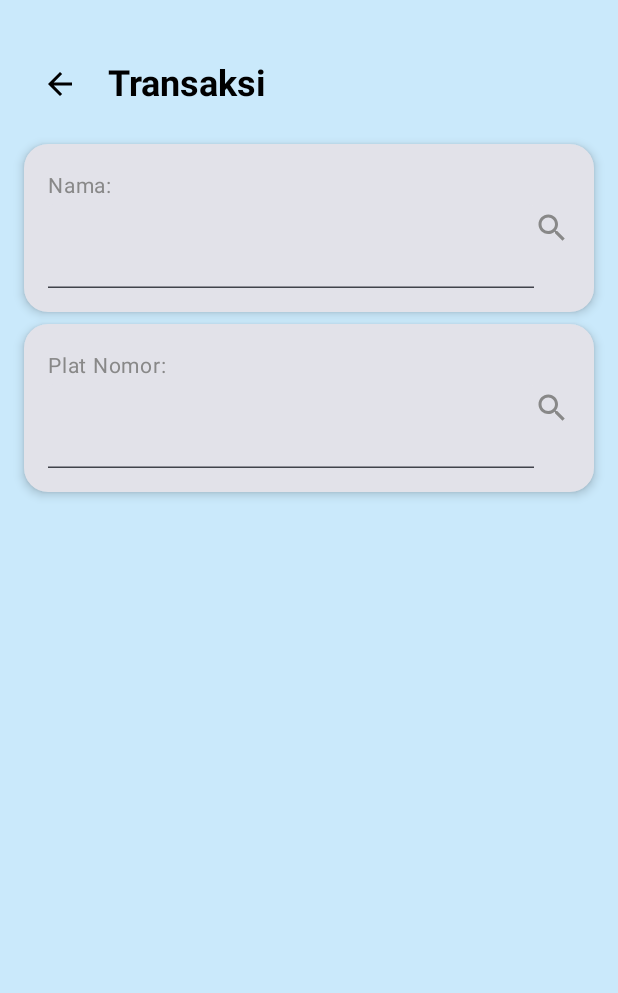
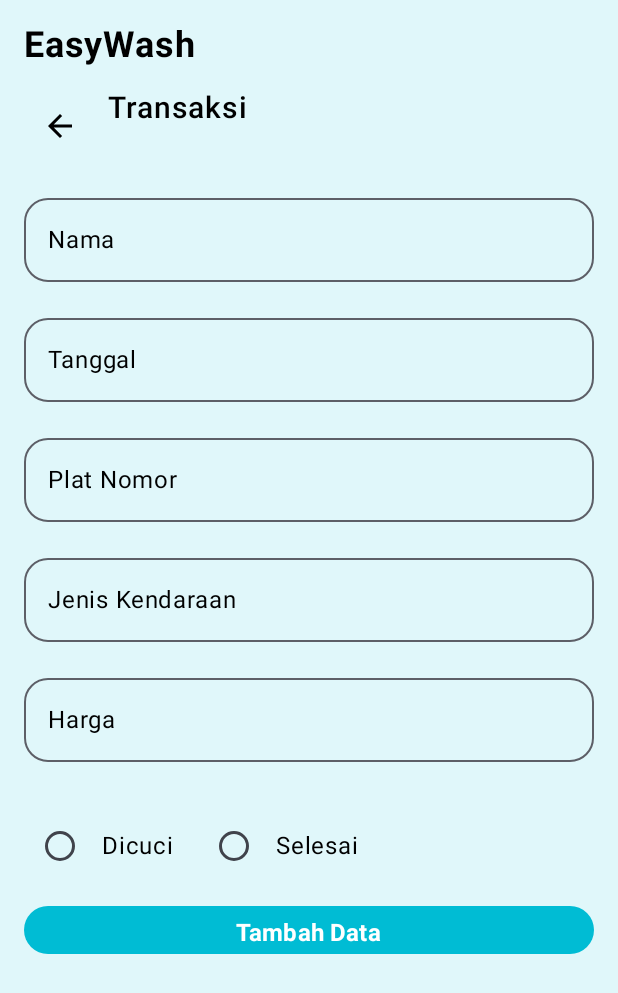
Before and after one commit to luckystar28/easywash, an Android app built with Jetpack Compose: the AddDataScreen screen opened through its navigation route, on a phone screen of 412 x 824 dp. Shown: the top 993 px of the screen. Run offline under Robolectric (Android 15) with nearby library versions, the phone set to English and light mode, and no system bars; our stand-ins replace Firebase (no records; nobody signed in at launch, a user with empty details on screens opened directly).

Commit message:
Fix Aplikasi pada Laporan, Tambah Transaksi.

```diff
--- a/app/src/main/java/org/d3if3067/easywashfix/navigation/NavGraph.kt
+++ b/app/src/main/java/org/d3if3067/easywashfix/navigation/NavGraph.kt
@@ -1,6 +1,5 @@
 package org.d3if3067.easywashfix.navigation
 
-import ReportScreen
 import androidx.compose.runtime.Composable
 import androidx.navigation.NavHostController
 import androidx.navigation.compose.NavHost
@@ -29,7 +28,7 @@ fun SetupNavGraph(
             DashboardScreen(navController, viewModel)
         }
         composable(route = Screen.TambahData.route) {
-            AddDataScreen(navController, viewModel, auth)
+            AddDataScreen(navController = navController, viewModel = viewModel, auth = auth)
         }
         composable(route = Screen.DaftarHarga.route) {
             VehiclePriceListScreen(navController)
@@ -50,7 +49,7 @@ fun SetupNavGraph(
             LihatKendaraanScreen(navController = navController, viewModel = viewModel, auth = auth)
         }
         composable(route = Screen.Laporan.route){
-            ReportScreen(navController = navController)
+            ReportScreen(auth = auth, navController = navController, viewModel = viewModel)
         }
         composable(route = Screen.DataCustomer.route) {
             CustomersScreen(navController = navController, viewModel = viewModel, auth = auth)
--- a/app/src/main/java/org/d3if3067/easywashfix/ui/theme/screen/LoginScreen.kt
+++ b/app/src/main/java/org/d3if3067/easywashfix/ui/theme/screen/LoginScreen.kt
@@ -90,7 +90,7 @@ fun EasyWashLoginScreen(navController: NavHostController, viewModel: MainViewMod
         TextField(
             value = email.value,
             onValueChange = { newValue -> email.value = newValue },
-            label = { Text("Enter your Email") },
+            label = { Text("Masukan Email Anda") },
             leadingIcon = { Icon(Icons.Filled.Email, contentDescription = "Email") },
             keyboardOptions = KeyboardOptions(imeAction = ImeAction.Next),
             keyboardActions = KeyboardActions(onNext = { keyboardController?.hide() }),
@@ -101,7 +101,7 @@ fun EasyWashLoginScreen(navController: NavHostController, viewModel: MainViewMod
         TextField(
             value = password.value,
             onValueChange = { newValue -> password.value = newValue },
-            label = { Text("Enter password") },
+            label = { Text("Masukan Password") },
             leadingIcon = { Icon(Icons.Filled.Lock, contentDescription = "Password") },
             visualTransformation = PasswordVisualTransformation(),
             keyboardOptions = KeyboardOptions(imeAction = ImeAction.Done),
@@ -141,7 +141,7 @@ fun EasyWashLoginScreen(navController: NavHostController, viewModel: MainViewMod
                 textAlign = TextAlign.Center
             )
             ClickableText(
-                text = AnnotatedString("Register"),
+                text = AnnotatedString("Daftar"),
                 onClick = { navController.navigate(Screen.Register.route) }, // Navigate to register screen
                 style = MaterialTheme.typography.bodySmall.copy(color = Color.Black)
             )
--- a/app/src/main/java/org/d3if3067/easywashfix/ui/theme/screen/TambahData.kt
+++ b/app/src/main/java/org/d3if3067/easywashfix/ui/theme/screen/TambahData.kt
@@ -1,20 +1,19 @@
 package org.d3if3067.easywashfix.ui.theme.screen
 
+import android.content.Context
+import android.util.Log
 import androidx.compose.foundation.background
 import androidx.compose.foundation.layout.*
 import androidx.compose.foundation.shape.RoundedCornerShape
 import androidx.compose.material.icons.Icons
 import androidx.compose.material.icons.filled.ArrowBack
-import androidx.compose.material.icons.filled.Call
-import androidx.compose.material.icons.filled.Search
 import androidx.compose.material3.*
 import androidx.compose.runtime.*
 import androidx.compose.ui.Alignment
 import androidx.compose.ui.Modifier
 import androidx.compose.ui.graphics.Color
-import androidx.compose.ui.graphics.painter.Painter
-import androidx.compose.ui.graphics.vector.ImageVector
-import androidx.compose.ui.res.painterResource
+import androidx.compose.ui.platform.LocalContext
+import androidx.compose.ui.text.TextStyle
 import androidx.compose.ui.text.font.FontWeight
 import androidx.compose.ui.tooling.preview.Preview
 import androidx.compose.ui.unit.dp
@@ -23,55 +22,41 @@ import androidx.navigation.NavHostController
 import androidx.navigation.compose.rememberNavController
 import com.google.firebase.auth.FirebaseAuth
 import com.google.firebase.firestore.FirebaseFirestore
-import kotlin.math.roundToInt
-import android.util.Log
-import androidx.compose.ui.text.TextStyle
-import org.d3if3067.easywashfix.model.Kendaraan
+import org.d3if3067.easywashfix.model.Transaksi
+
+import org.d3if3067.easywashfix.navigation.Screen
+import java.util.UUID
 
 @Composable
-fun AddDataScreen(navController: NavHostController, viewModel: MainViewModel, auth: FirebaseAuth) {
-    val searchResults = remember { mutableStateListOf<String>() }
-    val namaValue = remember { mutableStateOf("") }
-    val platNomorValue = remember { mutableStateOf("") }
+fun AddDataScreen(
+    modifier: Modifier = Modifier,
+    auth: FirebaseAuth,
+    navController: NavHostController,
+    viewModel: MainViewModel
+) {
+    val context = LocalContext.current
+    var nama by remember { mutableStateOf("") }
+    var platNomor by remember { mutableStateOf("") }
+    var jenisKendaraan by remember { mutableStateOf("") }
+    var tanggal by remember { mutableStateOf("") }
+    var harga by remember { mutableStateOf("") }
+    var selectedStatus by remember { mutableStateOf("") }
 
-    fun performSearch(query: String, field: String) {
-        val userId = auth.currentUser?.uid
-        val db = FirebaseFirestore.getInstance()
-
-        searchResults.clear()
-
-        if (userId != null) {
-            db.collection("users").document(userId).collection("kendaraan")
-                .whereEqualTo(field, query)
-                .get()
-                .addOnSuccessListener { result ->
-                    result.documents.forEach { document ->
-                        val kendaraan = document.toObject(Kendaraan::class.java)
-                        searchResults.add(kendaraan?.nama ?: "")
-                    }
-                }
-                .addOnFailureListener { e ->
-                    Log.e("FirestoreError", e.message, e)
-                }
-        }
-    }
-
-    Box(
+    Column(
         modifier = Modifier
             .fillMaxSize()
-            .background(Color(0xFFCAE9FB))
+            .background(Color(0xFFE0F7FA))
             .padding(16.dp)
     ) {
-        Column(
-            modifier = Modifier.fillMaxSize(),
-            horizontalAlignment = Alignment.CenterHorizontally
-        ) {
-            Spacer(modifier = Modifier.height(16.dp))
+        Text(
+            text = "EasyWash",
+            fontSize = 24.sp,
+            fontWeight = FontWeight.Bold,
+            color = Color.Black,
+            modifier = Modifier.padding(bottom = 16.dp)
+        )
 
-            Row(
-                verticalAlignment = Alignment.CenterVertically,
-                modifier = Modifier.fillMaxWidth()
-            ) {
+        Row {
             IconButton(onClick = { navController.popBackStack() }) {
                 Icon(
                     imageVector = Icons.Default.ArrowBack,
@@ -80,73 +65,183 @@ fun AddDataScreen(navController: NavHostController, viewModel: MainViewModel, au
                 )
             }
 
-                Spacer(modifier = Modifier.width(8.dp))
-
             Text(
                 text = "Transaksi",
-                    style = MaterialTheme.typography.headlineSmall.copy(fontWeight = FontWeight.Bold),
-                    color = Color.Black
+                fontSize = 20.sp,
+                fontWeight = FontWeight.Medium,
+                color = Color.Black,
+                modifier = Modifier.padding(start = 8.dp)
             )
         }
 
         Spacer(modifier = Modifier.height(16.dp))
 
-            // Input Fields with search functionality
-            InputField(label = "Nama:", value = namaValue.value, onValueChange = { namaValue.value = it }) {
-                performSearch(it, "nama")
-            }
-            Spacer(modifier = Modifier.height(8.dp))
-            InputField(label = "Plat Nomor:", value = platNomorValue.value, onValueChange = { platNomorValue.value = it }) {
-                performSearch(it, "platNomor")
-            }
+        OutlinedTextField(
+            value = nama,
+            onValueChange = { nama = it },
+            label = { Text("Nama", color = Color.Black) },
+            modifier = Modifier
+                .fillMaxWidth()
+                .padding(bottom = 16.dp),
+            shape = RoundedCornerShape(16.dp),
+            textStyle = TextStyle(color = Color.Black)
+        )
+        OutlinedTextField(
+            value = tanggal,
+            onValueChange = { tanggal = it },
+            label = { Text("Tanggal", color = Color.Black) },
+            modifier = Modifier
+                .fillMaxWidth()
+                .padding(bottom = 16.dp),
+            shape = RoundedCornerShape(16.dp),
+            textStyle = TextStyle(color = Color.Black)
+        )
+
+        OutlinedTextField(
+            value = platNomor,
+            onValueChange = { platNomor = it },
+            label = { Text("Plat Nomor", color = Color.Black) },
+            modifier = Modifier
+                .fillMaxWidth()
+                .padding(bottom = 16.dp),
+            shape = RoundedCornerShape(16.dp),
+            textStyle = TextStyle(color = Color.Black)
+        )
+
+        OutlinedTextField(
+            value = jenisKendaraan,
+            onValueChange = { jenisKendaraan = it },
+            label = { Text("Jenis Kendaraan", color = Color.Black) },
+            modifier = Modifier
+                .fillMaxWidth()
+                .padding(bottom = 16.dp),
+            shape = RoundedCornerShape(16.dp),
+            textStyle = TextStyle(color = Color.Black)
+        )
+
+        OutlinedTextField(
+            value = harga,
+            onValueChange = { harga = it },
+            label = { Text("Harga", color = Color.Black) },
+            modifier = Modifier
+                .fillMaxWidth()
+                .padding(bottom = 16.dp),
+            shape = RoundedCornerShape(16.dp),
+            textStyle = TextStyle(color = Color.Black)
+        )
 
         Spacer(modifier = Modifier.height(16.dp))
 
-            // Rest of your UI code...
+        // Radio button for status
+        Row(
+            verticalAlignment = Alignment.CenterVertically,
+            modifier = Modifier.padding(bottom = 16.dp)
+        ) {
+            RadioButton(
+                selected = selectedStatus == "Dicuci",
+                onClick = { selectedStatus = "Dicuci" },
+                colors = RadioButtonDefaults.colors(selectedColor = Color.Black)
+            )
+            Text(
+                text = "Dicuci",
+                color = Color.Black,
+                modifier = Modifier.padding(start = 4.dp)
+            )
+            Spacer(modifier = Modifier.width(16.dp))
+            RadioButton(
+                selected = selectedStatus == "Selesai",
+                onClick = { selectedStatus = "Selesai" },
+                colors = RadioButtonDefaults.colors(selectedColor = Color.Black)
+            )
+            Text(
+                text = "Selesai",
+                color = Color.Black,
+                modifier = Modifier.padding(start = 4.dp)
+            )
+        }
+
+        Button(
+            onClick = {
+                saveLaporan(
+                    auth = auth,
+                    nama = nama,
+                    platNomor = platNomor,
+                    jenisKendaraan = jenisKendaraan,
+                    tanggal = tanggal,
+                    harga = harga.toIntOrNull() ?: 0, // Convert to Int
+                    status = selectedStatus,
+                    context = context
+                ) { success, errorMessage ->
+                    if (success) {
+                        navController.navigate(Screen.Dashboard.route)
+                    } else {
+                        errorMessage?.let { Log.e("FirestoreError", it) }
                     }
                 }
-}
-
-@Composable
-fun InputField(label: String, value: String, onValueChange: (String) -> Unit, onSearch: (String) -> Unit) {
-    Card(
-        shape = RoundedCornerShape(16.dp),
+            },
+            shape = androidx.compose.foundation.shape.CircleShape,
+            colors = ButtonDefaults.buttonColors(Color(0xFF00BCD4)),
             modifier = Modifier
-            .fillMaxWidth(),
-        elevation = CardDefaults.cardElevation(4.dp)
+                .fillMaxWidth()
+                .height(48.dp)
+                .padding(bottom = 16.dp)
         ) {
-        Row(
-            verticalAlignment = Alignment.CenterVertically,
-            modifier = Modifier.padding(16.dp)
-        ) {
-            Column(modifier = Modifier.weight(1f)) {
-                Text(text = label, fontSize = 14.sp, color = Color.Gray)
-                TextField(
-                    value = value,
-                    onValueChange = { onValueChange(it) },
-                    modifier = Modifier.fillMaxWidth(),
-                    textStyle = TextStyle(fontSize = 16.sp, fontWeight = FontWeight.Bold, color = Color.Black)
-                )
-            }
-            IconButton(
-                onClick = { onSearch(value) },
-                modifier = Modifier.size(24.dp)
-            ) {
-                Icon(
-                    imageVector = Icons.Default.Search,
-                    contentDescription = null,
-                    tint = Color.Gray
+            Text(
+                text = "Tambah Data",
+                color = Color.White,
+                fontWeight = FontWeight.Bold,
+                fontSize = 16.sp
             )
         }
     }
     }
+        fun saveLaporan(
+    auth: FirebaseAuth,
+    nama: String,
+    platNomor: String,
+    jenisKendaraan: String,
+    tanggal: String,
+    harga: Int,
+    status: String,
+    context: Context,
+    onComplete: (Boolean, String?) -> Unit
+) {
+    val userId = auth.currentUser?.uid
+    if (userId != null) {
+        val db = FirebaseFirestore.getInstance()
+
+        val transaksiId = UUID.randomUUID().toString()
+
+        val transaksi = Transaksi(
+            id = transaksiId,
+            nama = nama,
+            platNomor = platNomor,
+            jenisKendaraan = jenisKendaraan,
+            tanggal = tanggal,
+            harga = harga,
+            status = status
+        )
+
+        db.collection("users").document(userId).collection("transaksi")
+            .document(transaksiId)
+            .set(transaksi)
+            .addOnSuccessListener {
+                onComplete(true, null)
+            }
+            .addOnFailureListener { e ->
+                onComplete(false, e.message)
+            }
+    } else {
+        onComplete(false, "User not logged in")
+    }
 }
 
-@Preview
+
+@Preview(showBackground = true)
 @Composable
 fun AddDataScreenPreview() {
     val navController = rememberNavController()
     val viewModel = MainViewModel()
     val auth = FirebaseAuth.getInstance() // Assuming FirebaseAuth is initialized
-    AddDataScreen(navController = navController, viewModel = viewModel, auth = auth)
+    AddDataScreen(auth = auth, navController = navController, viewModel = viewModel)
 }
```
Also changed, not shown: app/src/main/java/org/d3if3067/easywashfix/model/Transaksi.kt (added, +11 -0 lines), app/src/main/java/org/d3if3067/easywashfix/ui/theme/screen/LaporanScreen.kt (+83 -17 lines), app/src/main/java/org/d3if3067/easywashfix/ui/theme/screen/RegisterScreen.kt (+9 -9 lines). Lines whose indentation alone changed are shown as unchanged.
